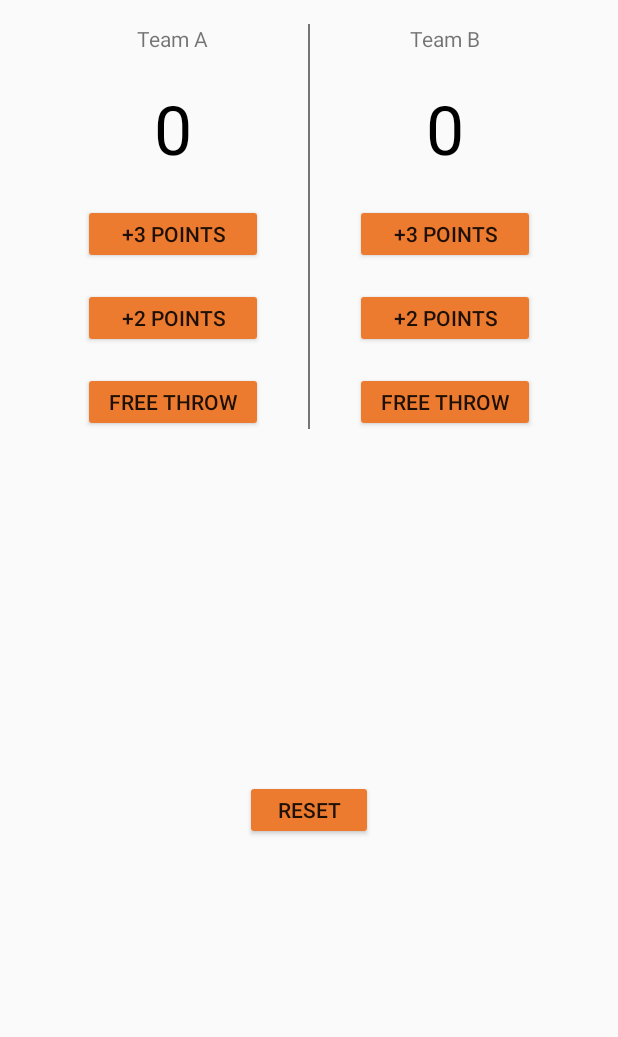
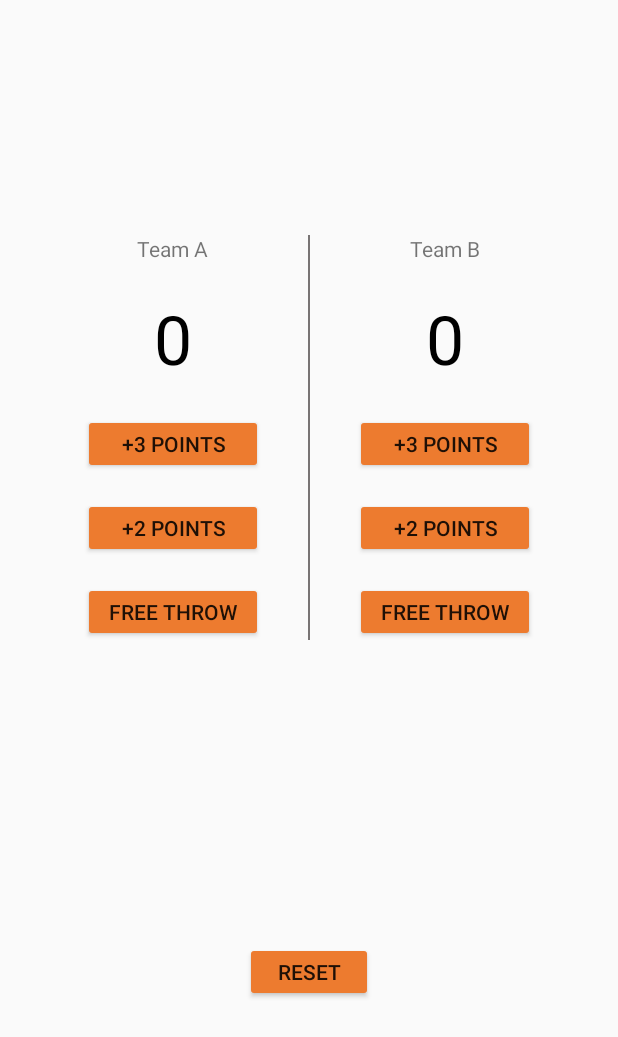
Before and after one commit to EunKeyong/MyFirstAndroidApp, an Android app: the layout activity_basketball.xml on its own in the app's theme, with its tools: preview values and no code run, on a phone screen of 412 x 824 dp. Shown: the top 1037 px of the screen. Run offline under Robolectric (Android 15) with nearby library versions, the phone set to English and light mode, and no system bars.

Commit message:
스코어 보드 Layout 수정

```diff
--- a/app/src/main/res/layout/activity_basketball.xml
+++ b/app/src/main/res/layout/activity_basketball.xml
@@ -4,22 +4,21 @@
     android:id="@+id/activity_basketball"
     android:layout_width="match_parent"
     android:layout_height="match_parent"
-    android:gravity="center_horizontal"
+    android:gravity="center"
     android:orientation="vertical"
     tools:context="com.example.byg.exam_0120.BasketballActivity">
 
     <LinearLayout
         android:layout_width="match_parent"
         android:layout_height="wrap_content"
-        android:layout_margin="16dp"
-        android:gravity="center_horizontal"
+        android:gravity="center"
         android:orientation="horizontal">
 
         <LinearLayout
             android:layout_width="wrap_content"
             android:layout_height="wrap_content"
             android:layout_marginEnd="30dp"
-            android:gravity="center_horizontal"
+            android:gravity="center"
             android:orientation="vertical">
 
             <TextView
@@ -57,7 +56,6 @@
                 android:id="@+id/team1_button3"
                 android:layout_width="120dp"
                 android:layout_height="40dp"
-                android:layout_marginBottom="16dp"
                 android:backgroundTint="#ed7b2f"
                 android:text="free throw" />
         </LinearLayout>
@@ -65,14 +63,13 @@
         <TextView
             android:layout_width="1dp"
             android:layout_height="270dp"
-            android:layout_gravity="center_horizontal"
             android:background="#787474" />
 
         <LinearLayout
             android:layout_width="wrap_content"
             android:layout_height="wrap_content"
             android:layout_marginStart="30dp"
-            android:gravity="center_horizontal"
+            android:gravity="center"
             android:orientation="vertical">
 
             <TextView
@@ -110,7 +107,6 @@
                 android:id="@+id/team2_button3"
                 android:layout_width="120dp"
                 android:layout_height="40dp"
-                android:layout_marginBottom="16dp"
                 android:backgroundTint="#ed7b2f"
                 android:text="free throw" />
         </LinearLayout>
```
